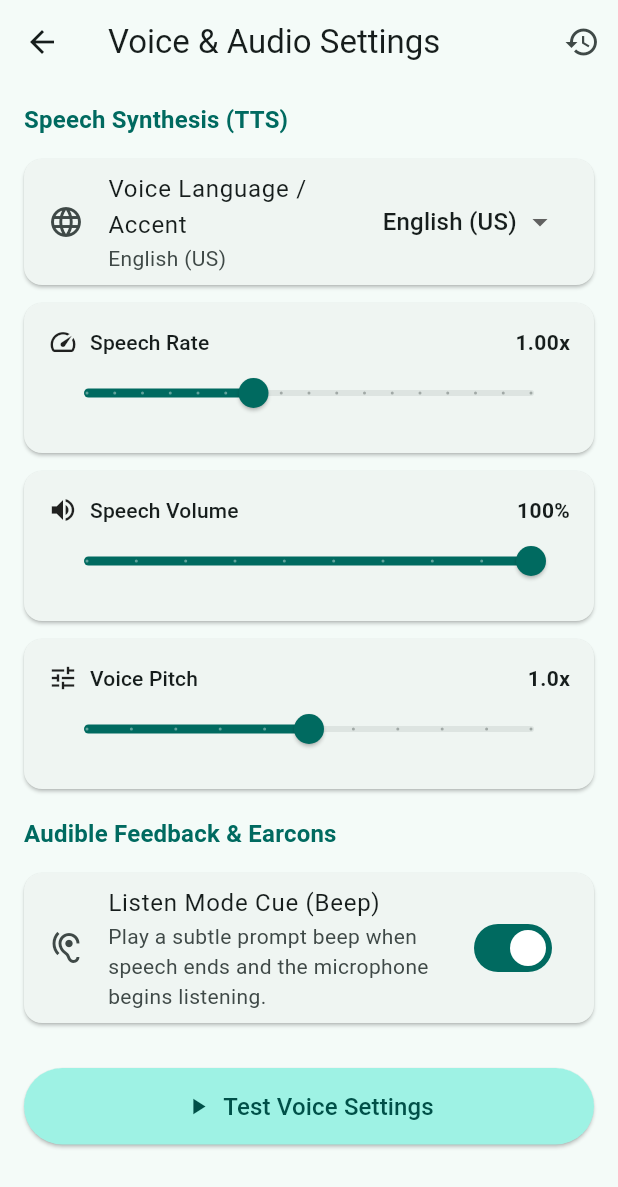
After one commit to guettli/learn-suse-virtualization, a Flutter app: the screen it shows after launch, after a tap on the "settings" icon, on a phone screen of 412 x 824 dp. The commit adds this screen. Shown: the top 1187 px of the screen. Run offline on Flutter 3.47's test engine with Material 3 defaults, Android fonts, the phone set to English and light mode, and no system bars; our stand-ins replace flutter_markdown, flutter_tts, permission_handler, shared_preferences, speech_to_text, wakelock_plus; missing offline and left inert: flutter_background_service.

Commit message:
feat(settings): Voice and Audio Settings screen (#5)
* feat(settings): add Voice and Audio Settings screen with TTS rate, pitch, volume, and earcon toggle
# Committing as: info@thomas-guettler.de

* fix(settings): clamp preferences and halt preview on reset
# Committing as: info@thomas-guettler.de

```diff
--- a/app/lib/screens/deck_selection_screen.dart
+++ b/app/lib/screens/deck_selection_screen.dart
@@ -1,6 +1,7 @@
 import 'package:flutter/material.dart';
 import '../models/card_model.dart';
 import '../services/deck_repository.dart';
+import 'settings_screen.dart';
 import 'study_screen.dart';
 
 class DeckSelectionScreen extends StatefulWidget {
@@ -33,6 +34,14 @@ class _DeckSelectionScreenState extends State<DeckSelectionScreen> {
       appBar: AppBar(
         title: const Text('Hands-Free Flashcards'),
         actions: [
+          IconButton(
+            icon: const Icon(Icons.settings_outlined),
+            tooltip: 'Voice & Audio Settings',
+            onPressed: () => Navigator.push(
+              context,
+              MaterialPageRoute(builder: (_) => const SettingsScreen()),
+            ),
+          ),
           IconButton(
             icon: const Icon(Icons.help_outline),
             tooltip: 'Voice Commands Help',
--- /dev/null
+++ b/app/lib/screens/settings_screen.dart
@@ -0,0 +1,322 @@
+import 'package:flutter/material.dart';
+import 'package:flutter_tts/flutter_tts.dart';
+import '../services/settings_service.dart';
+
+class SettingsScreen extends StatefulWidget {
+  const SettingsScreen({super.key});
+
+  @override
+  State<SettingsScreen> createState() => _SettingsScreenState();
+}
+
+class _SettingsScreenState extends State<SettingsScreen> {
+  final FlutterTts _tts = FlutterTts();
+  bool _isLoading = true;
+  AppSettings _settings = const AppSettings();
+  bool _isPlayingPreview = false;
+
+  @override
+  void initState() {
+    super.initState();
+    _loadSettings();
+    _tts.setCompletionHandler(() {
+      if (mounted) setState(() => _isPlayingPreview = false);
+    });
+    _tts.setErrorHandler((_) {
+      if (mounted) setState(() => _isPlayingPreview = false);
+    });
+  }
+
+  @override
+  void dispose() {
+    _tts.stop();
+    super.dispose();
+  }
+
+  Future<void> _loadSettings() async {
+    final loaded = await SettingsService.loadSettings();
+    if (mounted) {
+      setState(() {
+        _settings = loaded;
+        _isLoading = false;
+      });
+    }
+  }
+
+  Future<void> _updateSettings(AppSettings newSettings) async {
+    setState(() {
+      _settings = newSettings;
+    });
+    await SettingsService.saveSettings(newSettings);
+  }
+
+  Future<void> _testVoice() async {
+    if (_isPlayingPreview) {
+      await _tts.stop();
+      if (mounted) setState(() => _isPlayingPreview = false);
+      return;
+    }
+
+    setState(() => _isPlayingPreview = true);
+    await _tts.setLanguage(_settings.language);
+    await _tts.setSpeechRate(_settings.speechRate);
+    await _tts.setVolume(_settings.volume);
+    await _tts.setPitch(_settings.pitch);
+
+    final previewText = _settings.language.startsWith('de')
+        ? 'Dies ist eine Sprachprobe für freihändiges Lernen.'
+        : 'This is a voice preview for hands-free study.';
+
+    await _tts.speak(previewText);
+  }
+
+  Future<void> _resetDefaults() async {
+    if (_isPlayingPreview) {
+      await _tts.stop();
+      _isPlayingPreview = false;
+    }
+    await SettingsService.resetToDefaults();
+    if (mounted) {
+      setState(() {
+        _settings = SettingsService.defaultSettings;
+      });
+      ScaffoldMessenger.of(context).showSnackBar(
+        const SnackBar(
+          content: Text('Settings reset to defaults.'),
+          duration: Duration(seconds: 2),
+        ),
+      );
+    }
+  }
+
+  @override
+  Widget build(BuildContext context) {
+    final theme = Theme.of(context);
+
+    if (_isLoading) {
+      return Scaffold(
+        appBar: AppBar(title: const Text('Voice & Audio Settings')),
+        body: const Center(child: CircularProgressIndicator()),
+      );
+    }
+
+    return Scaffold(
+      appBar: AppBar(
+        title: const Text('Voice & Audio Settings'),
+        actions: [
+          IconButton(
+            icon: const Icon(Icons.restore),
+            tooltip: 'Reset to Defaults',
+            onPressed: _resetDefaults,
+          ),
+        ],
+      ),
+      body: ListView(
+        padding: const EdgeInsets.symmetric(horizontal: 16.0, vertical: 12.0),
+        children: [
+          // Section: Text-to-Speech Voice
+          Text(
+            'Speech Synthesis (TTS)',
+            style: theme.textTheme.titleMedium?.copyWith(
+              color: theme.colorScheme.primary,
+              fontWeight: FontWeight.bold,
+            ),
+          ),
+          const SizedBox(height: 8),
+
+          // Language / Accent
+          Card(
+            margin: const EdgeInsets.symmetric(vertical: 6.0),
+            child: ListTile(
+              leading: const Icon(Icons.language),
+              title: const Text('Voice Language / Accent'),
+              subtitle: Text(
+                _settings.language == 'en-US'
+                    ? 'English (US)'
+                    : _settings.language == 'en-GB'
+                        ? 'English (UK)'
+                        : 'German (DE)',
+              ),
+              trailing: DropdownButton<String>(
+                value: _settings.language,
+                underline: const SizedBox(),
+                items: const [
+                  DropdownMenuItem(value: 'en-US', child: Text('English (US)')),
+                  DropdownMenuItem(value: 'en-GB', child: Text('English (UK)')),
+                  DropdownMenuItem(value: 'de-DE', child: Text('German (DE)')),
+                ],
+                onChanged: (val) {
+                  if (val != null) {
+                    _updateSettings(_settings.copyWith(language: val));
+                  }
+                },
+              ),
+            ),
+          ),
+
+          // Speech Rate Slider
+          Card(
+            margin: const EdgeInsets.symmetric(vertical: 6.0),
+            child: Padding(
+              padding: const EdgeInsets.all(16.0),
+              child: Column(
+                crossAxisAlignment: CrossAxisAlignment.start,
+                children: [
+                  Row(
+                    mainAxisAlignment: MainAxisAlignment.spaceBetween,
+                    children: [
+                      Row(
+                        children: [
+                          const Icon(Icons.speed, size: 20),
+                          const SizedBox(width: 8),
+                          Text('Speech Rate', style: theme.textTheme.titleSmall),
+                        ],
+                      ),
+                      Text(
+                        '${(_settings.speechRate * 2.0).toStringAsFixed(2)}x',
+                        style: theme.textTheme.bodyMedium?.copyWith(fontWeight: FontWeight.bold),
+                      ),
+                    ],
+                  ),
+                  Slider(
+                    value: _settings.speechRate,
+                    min: 0.2,
+                    max: 1.0,
+                    divisions: 16,
+                    label: '${(_settings.speechRate * 2.0).toStringAsFixed(2)}x',
+                    onChanged: (val) {
+                      _updateSettings(_settings.copyWith(speechRate: val));
+                    },
+                  ),
+                ],
+              ),
+            ),
+          ),
+
+          // Volume Slider
+          Card(
+            margin: const EdgeInsets.symmetric(vertical: 6.0),
+            child: Padding(
+              padding: const EdgeInsets.all(16.0),
+              child: Column(
+                crossAxisAlignment: CrossAxisAlignment.start,
+                children: [
+                  Row(
+                    mainAxisAlignment: MainAxisAlignment.spaceBetween,
+                    children: [
+                      Row(
+                        children: [
+                          const Icon(Icons.volume_up, size: 20),
+                          const SizedBox(width: 8),
+                          Text('Speech Volume', style: theme.textTheme.titleSmall),
+                        ],
+                      ),
+                      Text(
+                        '${(_settings.volume * 100).toInt()}%',
+                        style: theme.textTheme.bodyMedium?.copyWith(fontWeight: FontWeight.bold),
+                      ),
+                    ],
+                  ),
+                  Slider(
+                    value: _settings.volume,
+                    min: 0.1,
+                    max: 1.0,
+                    divisions: 9,
+                    label: '${(_settings.volume * 100).toInt()}%',
+                    onChanged: (val) {
+                      _updateSettings(_settings.copyWith(volume: val));
+                    },
+                  ),
+                ],
+              ),
+            ),
+          ),
+
+          // Pitch Slider
+          Card(
+            margin: const EdgeInsets.symmetric(vertical: 6.0),
+            child: Padding(
+              padding: const EdgeInsets.all(16.0),
+              child: Column(
+                crossAxisAlignment: CrossAxisAlignment.start,
+                children: [
+                  Row(
+                    mainAxisAlignment: MainAxisAlignment.spaceBetween,
+                    children: [
+                      Row(
+                        children: [
+                          const Icon(Icons.tune, size: 20),
+                          const SizedBox(width: 8),
+                          Text('Voice Pitch', style: theme.textTheme.titleSmall),
+                        ],
+                      ),
+                      Text(
+                        '${_settings.pitch.toStringAsFixed(1)}x',
+                        style: theme.textTheme.bodyMedium?.copyWith(fontWeight: FontWeight.bold),
+                      ),
+                    ],
+                  ),
+                  Slider(
+                    value: _settings.pitch,
+                    min: 0.5,
+                    max: 1.5,
+                    divisions: 10,
+                    label: '${_settings.pitch.toStringAsFixed(1)}x',
+                    onChanged: (val) {
+                      _updateSettings(_settings.copyWith(pitch: val));
+                    },
+                  ),
+                ],
+              ),
+            ),
+          ),
+
+          const SizedBox(height: 12),
+
+          // Section: Audio Feedback
+          Text(
+            'Audible Feedback & Earcons',
+            style: theme.textTheme.titleMedium?.copyWith(
+              color: theme.colorScheme.primary,
+              fontWeight: FontWeight.bold,
+            ),
+          ),
+          const SizedBox(height: 8),
+
+          // Listen Earcon Switch
+          Card(
+            margin: const EdgeInsets.symmetric(vertical: 6.0),
+            child: SwitchListTile(
+              secondary: const Icon(Icons.hearing),
+              title: const Text('Listen Mode Cue (Beep)'),
+              subtitle: const Text(
+                'Play a subtle prompt beep when speech ends and the microphone begins listening.',
+              ),
+              value: _settings.audioCueEnabled,
+              onChanged: (val) {
+                _updateSettings(_settings.copyWith(audioCueEnabled: val));
+              },
+            ),
+          ),
+
+          const SizedBox(height: 24),
+
+          // Preview Button
+          ElevatedButton.icon(
+            style: ElevatedButton.styleFrom(
+              padding: const EdgeInsets.symmetric(vertical: 14.0),
+              backgroundColor: theme.colorScheme.primaryContainer,
+              foregroundColor: theme.colorScheme.onPrimaryContainer,
+            ),
+            icon: Icon(_isPlayingPreview ? Icons.stop : Icons.play_arrow),
+            label: Text(
+              _isPlayingPreview ? 'Stop Voice Preview' : 'Test Voice Settings',
+              style: const TextStyle(fontSize: 16),
+            ),
+            onPressed: _testVoice,
+          ),
+        ],
+      ),
+    );
+  }
+}
--- /dev/null
+++ b/app/lib/services/settings_service.dart
@@ -0,0 +1,96 @@
+import 'package:flutter/foundation.dart';
+import 'package:shared_preferences/shared_preferences.dart';
+import 'audio_cue_service.dart';
+
+/// Immutable model holding user-customizable audio and TTS preferences.
+class AppSettings {
+  final double speechRate;
+  final double volume;
+  final double pitch;
+  final String language;
+  final bool audioCueEnabled;
+
+  const AppSettings({
+    this.speechRate = 0.5,
+    this.volume = 1.0,
+    this.pitch = 1.0,
+    this.language = 'en-US',
+    this.audioCueEnabled = true,
+  });
+
+  AppSettings copyWith({
+    double? speechRate,
+    double? volume,
+    double? pitch,
+    String? language,
+    bool? audioCueEnabled,
+  }) {
+    return AppSettings(
+      speechRate: speechRate ?? this.speechRate,
+      volume: volume ?? this.volume,
+      pitch: pitch ?? this.pitch,
+      language: language ?? this.language,
+      audioCueEnabled: audioCueEnabled ?? this.audioCueEnabled,
+    );
+  }
+}
+
+/// Service managing persistence and application of user settings.
+class SettingsService {
+  static const String _keySpeechRate = 'settings_speech_rate';
+  static const String _keyVolume = 'settings_volume';
+  static const String _keyPitch = 'settings_pitch';
+  static const String _keyLanguage = 'settings_language';
+  static const String _keyAudioCue = 'settings_audio_cue';
+
+  static const AppSettings defaultSettings = AppSettings();
+
+  /// Loads stored user settings from SharedPreferences, falling back to defaults.
+  static Future<AppSettings> loadSettings() async {
+    try {
+      final prefs = await SharedPreferences.getInstance();
+      final speechRate = (prefs.getDouble(_keySpeechRate) ?? defaultSettings.speechRate).clamp(0.2, 1.0);
+      final volume = (prefs.getDouble(_keyVolume) ?? defaultSettings.volume).clamp(0.1, 1.0);
+      final pitch = (prefs.getDouble(_keyPitch) ?? defaultSettings.pitch).clamp(0.5, 1.5);
+      final rawLanguage = prefs.getString(_keyLanguage) ?? defaultSettings.language;
+      final language = const ['en-US', 'en-GB', 'de-DE'].contains(rawLanguage)
+          ? rawLanguage
+          : defaultSettings.language;
+      final audioCueEnabled = prefs.getBool(_keyAudioCue) ?? defaultSettings.audioCueEnabled;
+
+      AudioCueService.isEnabled = audioCueEnabled;
+
+      return AppSettings(
+        speechRate: speechRate,
+        volume: volume,
+        pitch: pitch,
+        language: language,
+        audioCueEnabled: audioCueEnabled,
+      );
+    } catch (e) {
+      debugPrint("SettingsService.loadSettings error: $e");
+      return defaultSettings;
+    }
+  }
+
+  /// Persists user settings to SharedPreferences and updates active service state.
+  static Future<void> saveSettings(AppSettings settings) async {
+    try {
+      final prefs = await SharedPreferences.getInstance();
+      await prefs.setDouble(_keySpeechRate, settings.speechRate);
+      await prefs.setDouble(_keyVolume, settings.volume);
+      await prefs.setDouble(_keyPitch, settings.pitch);
+      await prefs.setString(_keyLanguage, settings.language);
+      await prefs.setBool(_keyAudioCue, settings.audioCueEnabled);
+
+      AudioCueService.isEnabled = settings.audioCueEnabled;
+    } catch (e) {
+      debugPrint("SettingsService.saveSettings error: $e");
+    }
+  }
+
+  /// Resets all preferences back to defaults.
+  static Future<void> resetToDefaults() async {
+    await saveSettings(defaultSettings);
+  }
+}
--- a/app/lib/services/study_session_controller.dart
+++ b/app/lib/services/study_session_controller.dart
@@ -4,6 +4,7 @@ import 'package:flutter_tts/flutter_tts.dart';
 import 'package:speech_to_text/speech_to_text.dart' as stt;
 import '../models/card_model.dart';
 import 'audio_cue_service.dart';
+import 'settings_service.dart';
 import 'srs_service.dart';
 import 'storage_service.dart';
 
@@ -51,11 +52,12 @@ class StudySessionController extends ChangeNotifier {
   Future<void> initialize() async {
     _progressMap = await StorageService.loadProgress(deck.slug);
 
-    // Initialize TTS
-    await _tts.setLanguage("en-US");
-    await _tts.setSpeechRate(0.5);
-    await _tts.setVolume(1.0);
-    await _tts.setPitch(1.0);
+    // Initialize TTS with user preferences
+    final settings = await SettingsService.loadSettings();
+    await _tts.setLanguage(settings.language);
+    await _tts.setSpeechRate(settings.speechRate);
+    await _tts.setVolume(settings.volume);
+    await _tts.setPitch(settings.pitch);
     await _tts.awaitSpeakCompletion(true);
 
     _tts.setCompletionHandler(() {
```
Also changed, not shown: 3 other files.
